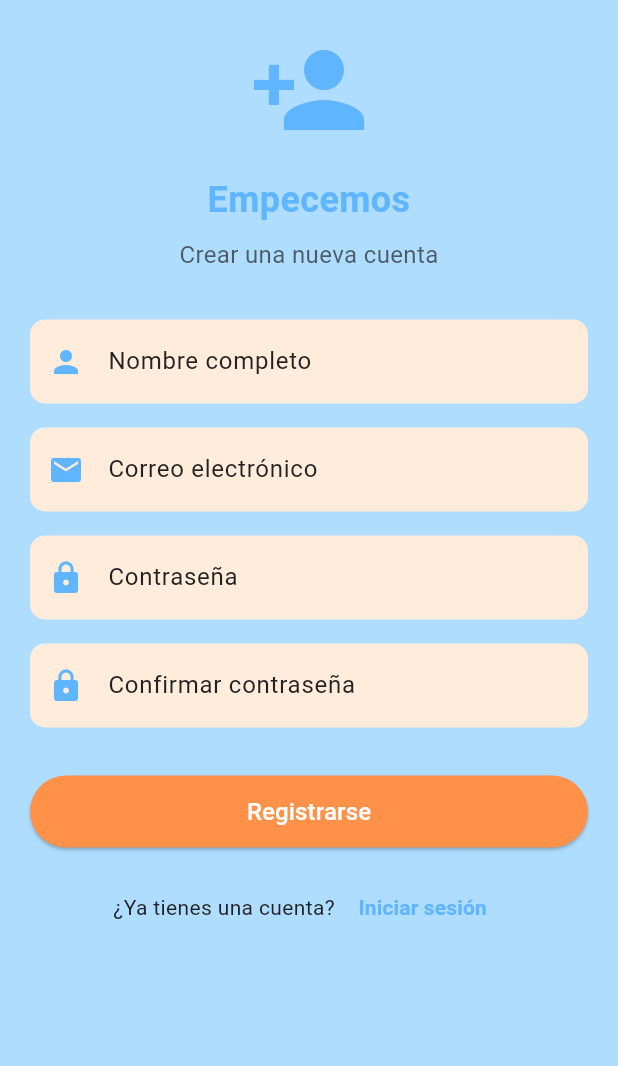
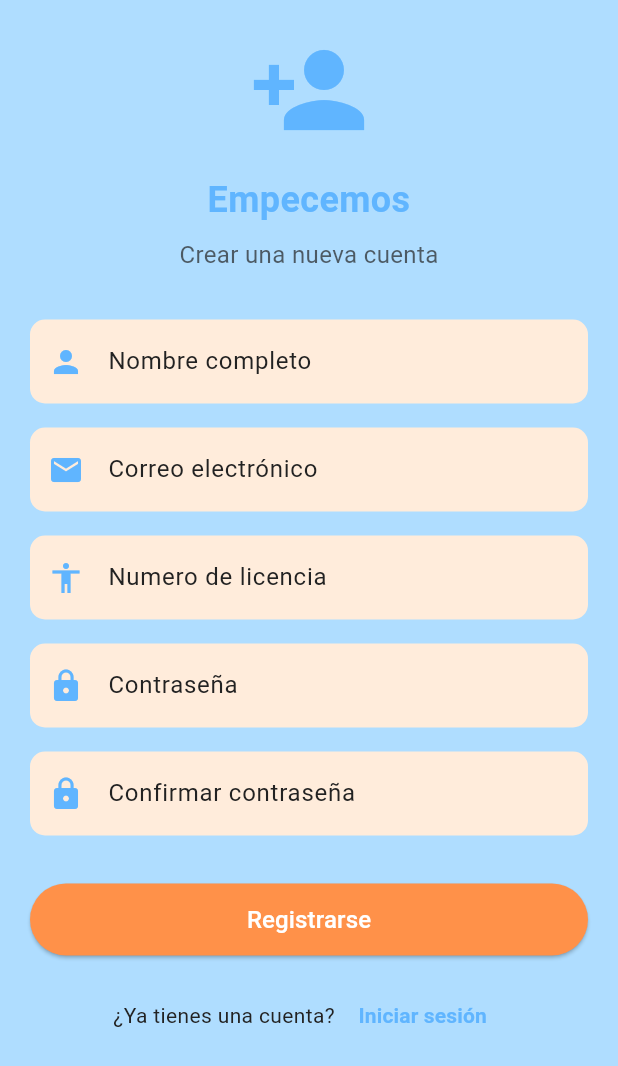
Before and after one commit to Francorey23/FrontendAlquilerAutosV2_25, a Flutter app: the register screen opened directly, on a phone screen of 412 x 824 dp. Shown: the top 1066 px of the screen. Run offline on Flutter 3.47's test engine with Material 3 defaults, Android fonts, the phone set to English and light mode, and no system bars.

Commit message:
controller registro cliente

```diff
--- a/lib/views/registerScreen.dart
+++ b/lib/views/registerScreen.dart
@@ -1,4 +1,5 @@
 import 'package:flutter/material.dart';
+import 'package:flutter_application_6/controllers/clientesController.dart';
 import 'package:flutter_application_6/views/loginScreen.dart';
 
 class register extends StatefulWidget {
@@ -15,6 +16,52 @@ class _registerState extends State<register> {
   final Color campos = const Color(0xFFFFECDB);
   final Color boton = const Color(0xFFFF9149);
   final Color texto = const Color(0xFF222222);
+  final _formKey = GlobalKey<FormState>();
+  final TextEditingController _nombresController = TextEditingController();
+  final TextEditingController _correoController = TextEditingController();
+  final TextEditingController _licenciaController = TextEditingController();
+  final TextEditingController _passwordController = TextEditingController();
+  final TextEditingController _validarPasswordController =
+      TextEditingController();
+  final ClienteService clienteService =
+      ClienteService(); //clienteService regClienteService
+
+  void registrarCliente() async {
+    final nombre = _nombresController.text;
+    final correo = _correoController.text;
+    final licencia = _licenciaController.text;
+    final password = _passwordController.text;
+    final validarPassword = _validarPasswordController.text;
+
+    if (password != validarPassword) {
+      ScaffoldMessenger.of(context).showSnackBar(
+        SnackBar(content: Text('contraseña no coincide')),
+      );
+      return;
+    }
+    try {
+      final response = await clienteService.registrarCliente(
+          nombre, correo, licencia, password);
+      //imprir lo pasado desde API a MAP
+      print('Status Code: ${response.statusCode}');
+      print('Response body: ${response.body}');
+
+      if (response.statusCode == 200 || response.statusCode == 201) {
+        ScaffoldMessenger.of(context).showSnackBar(
+          SnackBar(content: Text('Registro exitoso!!')),
+        );
+      } else {
+        ScaffoldMessenger.of(context).showSnackBar(
+          SnackBar(content: Text('Problema en el registro: ${response.body}')),
+        );
+      }
+    } catch (e) {
+      print('Error de registro: $e');
+      ScaffoldMessenger.of(context).showSnackBar(
+        SnackBar(content: Text('Error con el servidor ')),
+      );
+    }
+  }
 
   @override
   Widget build(BuildContext context) {
@@ -22,6 +69,8 @@ class _registerState extends State<register> {
       backgroundColor: fondo,
       body: Padding(
         padding: const EdgeInsets.all(20.0),
+        child: Form(
+          key: _formKey,
           child: ListView(
             shrinkWrap: true,
             children: [
@@ -57,7 +106,8 @@ class _registerState extends State<register> {
               const SizedBox(height: 32.0),
 
               // Campo de nombre completo
-            TextField(
+              TextFormField(
+                controller: _nombresController,
                 style: TextStyle(color: texto),
                 decoration: InputDecoration(
                   filled: true,
@@ -74,7 +124,9 @@ class _registerState extends State<register> {
               const SizedBox(height: 16.0),
 
               // Campo de correo electrónico
-            TextField(
+              TextFormField(
+                controller: _correoController,
+                validator: (value) => value!.isEmpty ? "Digite su Email" : null,
                 style: TextStyle(color: texto),
                 keyboardType: TextInputType.emailAddress,
                 decoration: InputDecoration(
@@ -90,9 +142,29 @@ class _registerState extends State<register> {
                 ),
               ),
               const SizedBox(height: 16.0),
+              // Campo de correo electrónico
+              TextField(
+                controller: _licenciaController,
+                style: TextStyle(color: texto),
+                keyboardType: TextInputType.emailAddress,
+                decoration: InputDecoration(
+                  filled: true,
+                  fillColor: campos,
+                  labelText: 'Numero de licencia',
+                  labelStyle: TextStyle(color: texto),
+                  prefixIcon:
+                      Icon(Icons.accessibility_sharp, color: encabezado),
+                  border: OutlineInputBorder(
+                    borderRadius: BorderRadius.circular(10),
+                    borderSide: BorderSide.none,
+                  ),
+                ),
+              ),
+              const SizedBox(height: 16.0),
 
               // Campo de contraseña
               TextField(
+                controller: _passwordController,
                 obscureText: true,
                 style: TextStyle(color: texto),
                 decoration: InputDecoration(
@@ -111,6 +183,7 @@ class _registerState extends State<register> {
 
               // Campo de confirmación de contraseña
               TextField(
+                controller: _validarPasswordController,
                 obscureText: true,
                 style: TextStyle(color: texto),
                 decoration: InputDecoration(
@@ -130,7 +203,7 @@ class _registerState extends State<register> {
               // Botón de registro
               ElevatedButton(
                 onPressed: () {
-                // Acción para el registro
+                  registrarCliente();
                 },
                 style: ElevatedButton.styleFrom(
                   backgroundColor: boton,
@@ -151,7 +224,10 @@ class _registerState extends State<register> {
                       style: TextStyle(color: texto)),
                   TextButton(
                     onPressed: () {
-                    Navigator.push(context, MaterialPageRoute(builder: (context)=> LoginScreen()));
+                      Navigator.push(
+                          context,
+                          MaterialPageRoute(
+                              builder: (context) => LoginScreen()));
                     },
                     child: Text(
                       "Iniciar sesión",
@@ -166,6 +242,7 @@ class _registerState extends State<register> {
             ],
           ),
         ),
+      ),
     );
   }
 }
--- a/pubspec.yaml
+++ b/pubspec.yaml
@@ -9,6 +9,7 @@ environment:
 dependencies:
   flutter:
     sdk: flutter
+  http: ^1.6.0
 
 dev_dependencies:
   flutter_test:
```
Also changed, not shown: lib/controllers/clientesController.dart (added, +28 -0 lines), pubspec.lock. Lines whose indentation alone changed are shown as unchanged.
